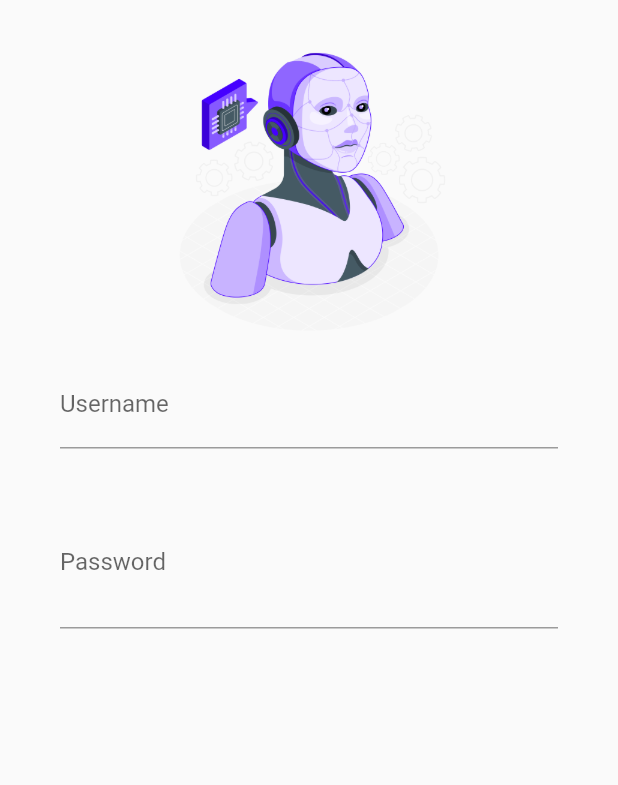
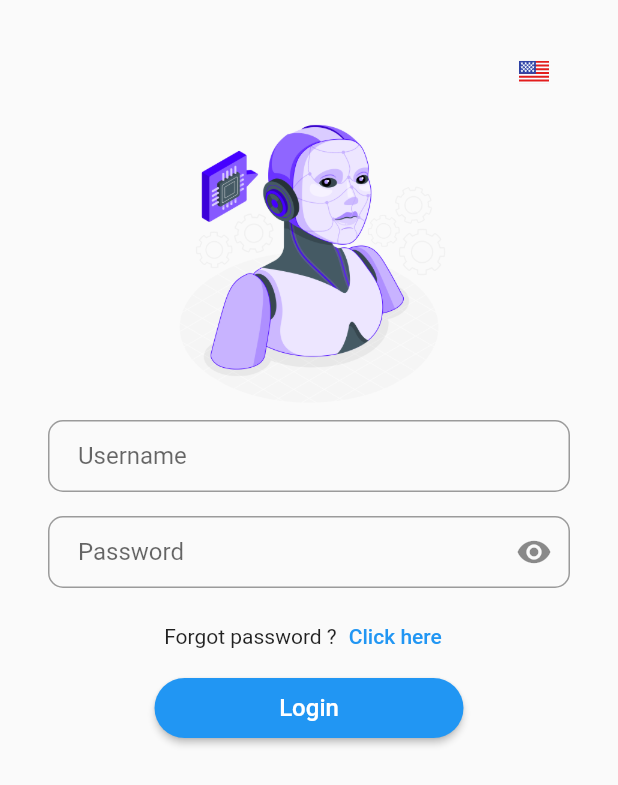
Before and after one commit to hauleguitare/aquarium_watcher_app, a Flutter app: the screen it shows after launch, on a phone screen of 412 x 824 dp. Shown: the top 785 px of the screen. Run offline on Flutter 3.47's test engine with Material 2 defaults, Android fonts, the light colour scheme and no system bars; our stand-ins replace dio, equatable, flutter_bloc, flutter_svg, get_it; generated files the repository leaves out were written again.

Commit message:
feat: feat login screen + adding language

```diff
--- /dev/null
+++ b/lib/common/exception/form_context_null_exception.dart
@@ -0,0 +1,6 @@
+class FormContextNullException implements Exception {
+    String? message;
+    FormContextNullException(){
+        this.message = "Form context is null";
+    }
+}
--- /dev/null
+++ b/lib/common/widgets/common_button_language.dart
@@ -0,0 +1,51 @@
+import 'package:aquarium_watcher_app/core/languages/language_bloc.dart';
+import 'package:aquarium_watcher_app/core/languages/language_state.dart';
+import 'package:flutter/material.dart';
+import 'package:flutter/widgets.dart';
+import 'package:flutter_bloc/flutter_bloc.dart';
+import 'package:flutter_svg/flutter_svg.dart';
+
+class CommonButtonLanguage extends StatefulWidget {
+  final VoidCallback onPressed;
+
+  const CommonButtonLanguage({Key? key, required this.onPressed}) : super(key: key);
+
+  @override
+  State<CommonButtonLanguage> createState() => _CommonButtonLanguageState();
+}
+
+class _CommonButtonLanguageState extends State<CommonButtonLanguage> {
+  final String _viFlagsURL = 'assets/flags/vi.svg';
+  final String _enFlagsURL = 'assets/flags/en.svg';
+
+  @override
+  Widget build(BuildContext context) {
+    return BlocBuilder<LanguageBloc, LanguageState>(
+        builder: (BuildContext context, LanguageState state){
+            return TextButton(
+                onPressed: widget.onPressed,
+                child: _renderIconLanguageByState(state),
+            );
+        }
+    );
+  }
+
+  SvgPicture _renderIconLanguageByState(LanguageState state){
+      late SvgPicture renderIcon;
+      switch (state.localization){
+        case "vi":
+          renderIcon = SvgPicture.asset(_viFlagsURL, width: 20, height: 20);
+          break;
+
+        case "en":
+          renderIcon = SvgPicture.asset(_enFlagsURL, width: 20, height: 20);
+          break;
+
+        default:
+          renderIcon = SvgPicture.asset(_enFlagsURL, width: 20, height: 20);
+          break;
+
+      }
+      return renderIcon;
+  }
+}
--- /dev/null
+++ b/lib/common/widgets/common_hidden_text_form_field.dart
@@ -0,0 +1,63 @@
+import 'package:flutter/material.dart';
+
+class CommonHiddenTextFormField extends StatefulWidget {
+  final String? Function(String?)? validator;
+  final String? label;
+  final String? hintText;
+  final EdgeInsetsGeometry padding;
+
+  const CommonHiddenTextFormField({
+    Key? key,
+    this.validator,
+    this.label,
+    this.hintText,
+    required this.padding
+  }) : super(key: key);
+
+  @override
+  State<CommonHiddenTextFormField> createState() => _CommonHiddenTextFormFieldState();
+}
+
+class _CommonHiddenTextFormFieldState extends State<CommonHiddenTextFormField> {
+  bool isHidden = true;
+
+  @override
+  Widget build(BuildContext context) {
+    return Padding(
+      padding: widget.padding,
+      child: TextFormField(
+        obscureText: isHidden,
+        validator: widget.validator,
+        decoration: InputDecoration(
+            contentPadding: const EdgeInsets.symmetric(vertical: 10, horizontal: 20),
+            label: Text(widget.label ?? ''),
+            hintText: widget.hintText,
+            suffixIcon: IconButton(
+              splashRadius: 5,
+              icon: _renderIconVisible(),
+              onPressed: _onPressedVisible
+            ),
+            border: OutlineInputBorder(
+              borderRadius: BorderRadius.circular(10.0),
+              borderSide: const BorderSide(
+                  color: Colors.blue,
+              ),
+            )
+        ),
+      ),
+    );
+  }
+
+  Icon _renderIconVisible(){
+    return Icon(
+      isHidden ? Icons.visibility : Icons.visibility_off,
+    );
+  }
+
+  void _onPressedVisible(){
+    setState(() {
+      isHidden = ! isHidden;
+    });
+  }
+
+}
--- /dev/null
+++ b/lib/common/widgets/common_text_button.dart
@@ -0,0 +1,18 @@
+import 'package:flutter/material.dart';
+
+class CommonTextButton extends StatelessWidget {
+  final String label;
+  final VoidCallback onPressed;
+  const CommonTextButton({Key? key, required this.label, required this.onPressed}) : super(key: key);
+
+  @override
+  TextButton build(BuildContext context) {
+    return TextButton(
+        onPressed: onPressed,
+        style: TextButton.styleFrom(
+          splashFactory: InkSparkle.splashFactory
+        ),
+        child: Text(label),
+    );
+  }
+}
--- /dev/null
+++ b/lib/common/widgets/common_text_form_field.dart
@@ -0,0 +1,37 @@
+import 'package:flutter/material.dart';
+
+class CommonTextFormField extends StatelessWidget {
+  final String? Function(String?)? validator;
+  final String? label;
+  final String? hintText;
+  final EdgeInsetsGeometry padding;
+
+  const CommonTextFormField({
+    Key? key,
+    this.validator,
+    this.label,
+    this.hintText,
+    required this.padding,
+  }) : super(key: key);
+
+  @override
+  Widget build(BuildContext context) {
+    return Padding(
+      padding: padding,
+      child: TextFormField(
+        validator: validator,
+        decoration: InputDecoration(
+            contentPadding: const EdgeInsets.symmetric(vertical: 10, horizontal: 20),
+            label: Text(label ?? ''),
+            hintText: hintText,
+            border: OutlineInputBorder(
+              borderRadius: BorderRadius.circular(10.0),
+              borderSide: const BorderSide(
+                color: Colors.blue,
+              ),
+            )
+        ),
+      ),
+    );
+  }
+}
--- a/lib/features/login/view/screen/login_screen.dart
+++ b/lib/features/login/view/screen/login_screen.dart
@@ -1,21 +1,45 @@
-import 'package:flutter/cupertino.dart';
+import 'package:aquarium_watcher_app/common/widgets/common_bottom_modal_change_language.dart';
+import 'package:aquarium_watcher_app/common/widgets/common_button_language.dart';
+import 'package:aquarium_watcher_app/common/widgets/common_hidden_text_form_field.dart';
+import 'package:aquarium_watcher_app/common/widgets/common_text_button.dart';
+import 'package:aquarium_watcher_app/common/widgets/common_text_form_field.dart';
+import 'package:aquarium_watcher_app/features/login/view/widgets/submit_button.dart';
 import 'package:flutter/material.dart';
 import 'package:flutter_gen/gen_l10n/app_localizations.dart';
 
-class LoginScreen extends StatelessWidget {
-  final String _imageURL = "assets/images/robot_face_amico.png";
-
+class LoginScreen extends StatefulWidget {
   const LoginScreen({Key? key}) : super(key: key);
 
   @override
+  State<LoginScreen> createState() => _LoginScreenState();
+}
+
+class _LoginScreenState extends State<LoginScreen> {
+  final String _imageURL = "assets/images/robot_face_amico.png";
+
+  final _formKey = GlobalKey<FormState>();
+
+  @override
   Widget build(BuildContext context) {
-    final _appLocalizations = AppLocalizations.of(context)!;
+    final appLocalizations = AppLocalizations.of(context)!;
+
     return SafeArea(
       child: Scaffold(
-          body: Padding(
-            padding: EdgeInsets.all(24),
+          body: SingleChildScrollView(
+            child: Padding(
+              padding: const EdgeInsets.all(24),
+              child: Form(
+                key: _formKey,
                 child: Column(
                   children: [
+                    Row(
+                      mainAxisAlignment: MainAxisAlignment.end,
+                      children: [
+                        CommonButtonLanguage(
+                          onPressed: () => _onPressedLanguage(context),
+                        )
+                      ],
+                    ),
                     Row(
                       mainAxisAlignment: MainAxisAlignment.center,
                       children: [
@@ -26,35 +50,74 @@ class LoginScreen extends StatelessWidget {
                         ),
                       ],
                     ),
-                Padding(
-                  padding: const EdgeInsets.all(16.0),
-                  child: TextFormField(
-                    decoration: InputDecoration(
-                      label: Text(_appLocalizations.userName),
-                      hintText: _appLocalizations.plHolder_username
+                    CommonTextFormField(
+                      padding: const EdgeInsets.all(8),
+                      label: appLocalizations.userName,
+                      hintText: appLocalizations.userName,
+                      validator: (input) => _validateUsername(input, appLocalizations)
+                    ),
+                    CommonHiddenTextFormField(
+                        padding: const EdgeInsets.all(8),
+                        label: appLocalizations.password,
+                        hintText: appLocalizations.plHolder_password,
+                        validator: (input) => _validatePassword(input, appLocalizations),
+                    ),
+                    Row(
+                      mainAxisAlignment: MainAxisAlignment.center,
+                      children: [
+                        Text(appLocalizations.forgotPassword_questionMarkDot),
+                        CommonTextButton(
+                          onPressed: _onForgotPassword,
+                          label: appLocalizations.clickHere,
+                        )
+                      ],
+                    ),
+                    SubmitButton(
+                      formKey: _formKey,
+                      validateCallback: (validate){
+                          if (validate){
+                            print("validate success");
+                          }
+                      },
+                      child: Text(
+                          appLocalizations.login,
+                        style: const TextStyle(
+                          fontSize: 16
+                        ),
+                      ),
+                    )
+                  ],
                 ),
               ),
             ),
-
-                Padding(
-                  padding: const EdgeInsets.all(16.0),
-                  child: TextFormField(
-                    obscureText: true,
-                    decoration: InputDecoration(
-                        label: Text(_appLocalizations.password),
-                        hintText: _appLocalizations.plHolder_password,
-                        suffix: IconButton(
-                          icon: Icon(Icons.visibility),
-                          onPressed: (){},
-                        )
-
           ),
-                  ),
-                ),
-              ],
-            ),
-          )
       ),
     );
   }
+
+
+  String? _validateUsername(String? input, AppLocalizations appLocalization){
+      if (input == null || input.isEmpty){
+        return appLocalization.messagePleaseEnterUsername;
       }
+  }
+  String? _validatePassword(String? input, AppLocalizations appLocalization){
+    if (input == null || input.isEmpty){
+      return appLocalization.messagePleaseEnterPassword;
+    }
+  }
+
+  void _onForgotPassword(){
+
+  }
+
+  void _onPressedLanguage(BuildContext context){
+    showModalBottomSheet<void>(
+        context: context,
+        builder: (BuildContext context) {
+            return CommonBottomModalChangeLanguage();
+        });
+  }
+
+
+}
--- /dev/null
+++ b/lib/features/login/view/widgets/submit_button.dart
@@ -0,0 +1,29 @@
+import 'package:flutter/material.dart';
+import 'package:flutter/widgets.dart';
+
+
+class SubmitButton extends StatelessWidget {
+  final GlobalKey<FormState> formKey;
+  final Widget child;
+  final void Function(bool validate) validateCallback;
+
+
+  const SubmitButton({Key? key, required this.validateCallback, required this.formKey, required this.child}) : super(key: key);
+
+  @override
+  Widget build(BuildContext context) {
+    return ElevatedButton(
+        style: ElevatedButton.styleFrom(
+          shape: RoundedRectangleBorder(
+            borderRadius: BorderRadius.circular(32.0)
+          ),
+          minimumSize: Size(MediaQuery.of(context).size.width / 2, 40),
+        ),
+        onPressed: (){
+          var isValidate = formKey.currentState!.validate();
+          validateCallback(isValidate);
+        },
+        child: child
+    );
+  }
+}
--- a/lib/l10n/app_en.arb
+++ b/lib/l10n/app_en.arb
@@ -2,6 +2,13 @@
   "welcomeBack": "Welcome back !",
   "userName" : "Username",
   "password" : "Password",
-  "plHolder_username": "Please Username",
-  "plHolder_password": "Please password"
+  "plHolder_username": "Username",
+  "plHolder_password": "password",
+  "login": "Login",
+  "messagePleaseEnterUsername": "Please enter Username",
+  "messagePleaseEnterPassword": "Please enter Password",
+  "clickHere": "Click here",
+  "forgotPassword_questionMarkDot": "Forgot password ?",
+  "vietnamese": "Vietnamese",
+  "english": "English"
 }
--- a/pubspec.yaml
+++ b/pubspec.yaml
@@ -52,6 +52,9 @@ dependencies:
   # dependency injection
   get_it: ^7.6.0
 
+  # flutter svg
+  flutter_svg: ^2.0.5
+
 
   # The following adds the Cupertino Icons font to your application.
   # Use with the CupertinoIcons class for iOS style icons.
@@ -83,6 +86,7 @@ flutter:
   # To add assets to your application, add an assets section, like this:
   assets:
     - assets/images/
+    - assets/flags/
   #   - images/a_dot_burr.jpeg
   #   - images/a_dot_ham.jpeg
 
```
Also changed, not shown: lib/common/widgets/common_bottom_modal_change_language.dart (added, +44 -0 lines), lib/common/widgets/common_language_list_tile.dart (added, +57 -0 lines), lib/l10n/app_vi.arb (+9 -1 lines), assets/flags/en.svg (added), assets/flags/vi.svg (added), pubspec.lock. Lines whose indentation alone changed are shown as unchanged.
